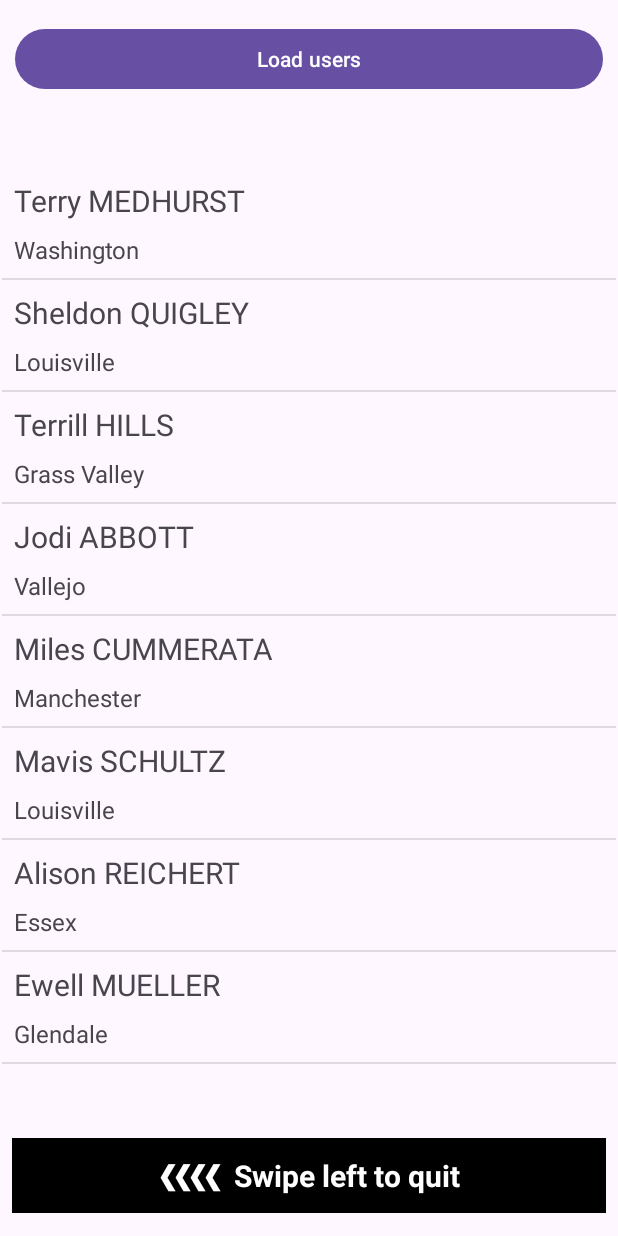
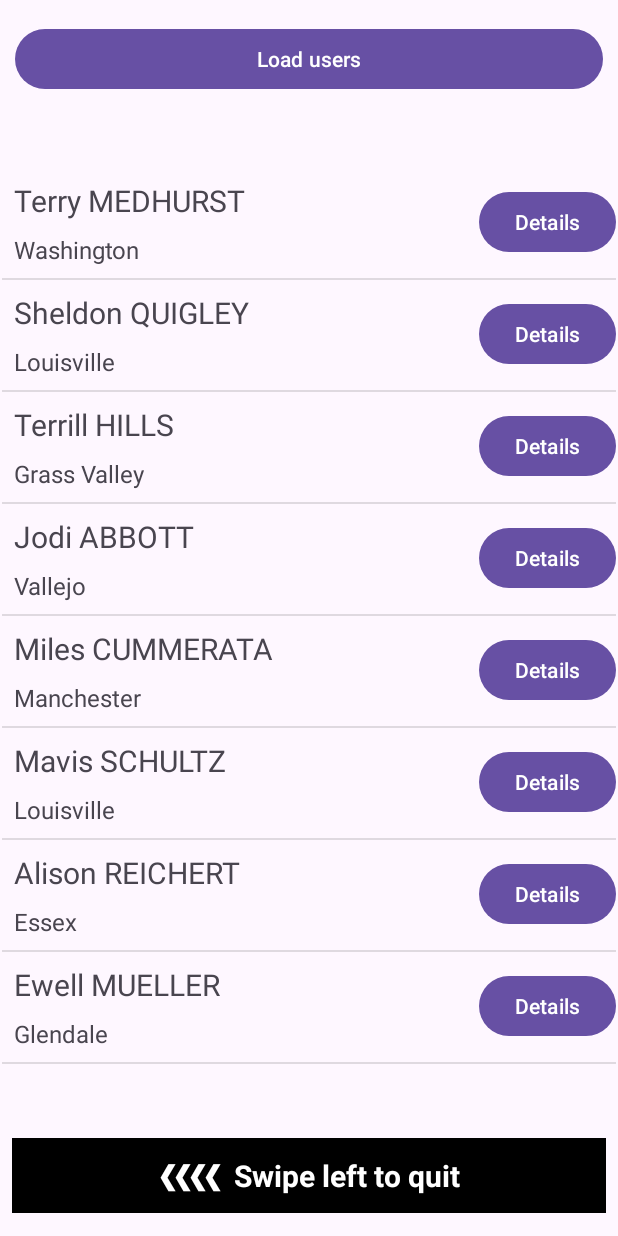
Before and after one commit to Gl0rydayz/mini_projet_01, an Android app: the screen it shows after launch (MainActivity), after a tap on "Load users", on a phone screen of 412 x 824 dp. Run offline under Robolectric (Android 15) with nearby library versions, the phone set to English and light mode, and no system bars.

Commit message:
Add Details Button - show user informations in a DialogFragment

```diff
--- a/app/src/main/java/com/example/mini_projet_01/MainActivity.java
+++ b/app/src/main/java/com/example/mini_projet_01/MainActivity.java
@@ -52,7 +52,7 @@ public class MainActivity extends AppCompatActivity implements View.OnClickListe
     @Override
     public void onClick(View view) {
         if (view == btn_loadUsers) {
-            UsersAdapter adapter = new UsersAdapter(this, getUsers());
+            UsersAdapter adapter = new UsersAdapter(this, getUsers(), getSupportFragmentManager());
 
             lv_users.setAdapter(adapter);
         }
--- a/app/src/main/java/com/example/mini_projet_01/UsersAdapter.java
+++ b/app/src/main/java/com/example/mini_projet_01/UsersAdapter.java
@@ -6,10 +6,12 @@ import android.view.MotionEvent;
 import android.view.View;
 import android.view.ViewGroup;
 import android.widget.BaseAdapter;
+import android.widget.Button;
 import android.widget.ImageView;
 import android.widget.TextView;
 
 import androidx.appcompat.app.AlertDialog;
+import androidx.fragment.app.FragmentManager;
 
 import java.util.ArrayList;
 
@@ -19,12 +21,14 @@ public class UsersAdapter extends BaseAdapter {
 
     LayoutInflater inflater;
     Context context;
+    FragmentManager fragmentManager;
 
-    public UsersAdapter(Context context, ArrayList<User> users) {
+    public UsersAdapter(Context context, ArrayList<User> users, FragmentManager fragmentManager) {
         this.users = users;
         this.context = context;
 
         inflater = LayoutInflater.from(context);
+        this.fragmentManager = fragmentManager;
     }
 
     @Override
@@ -49,6 +53,7 @@ public class UsersAdapter extends BaseAdapter {
         TextView tv_itemUsersFullName = view.findViewById(R.id.tv_itemUsersFullName);
         TextView tv_itemUsersCity = view.findViewById(R.id.tv_itemUsersCity);
         ImageView iv_itemUsersCheck = view.findViewById(R.id.iv_itemUsersCheck);
+        Button btn_itemUsersDetails = view.findViewById(R.id.btn_itemUsersDetails);
 
         tv_itemUsersFullName.setText(users.get(i).fullName());
         tv_itemUsersCity.setText(users.get(i).getCity());
@@ -80,6 +85,11 @@ public class UsersAdapter extends BaseAdapter {
             }
         });
 
+        btn_itemUsersDetails.setOnClickListener(v -> {
+            UserDetailsDialog userDetailsDialog = new UserDetailsDialog(users.get(i));
+            userDetailsDialog.show(fragmentManager, null);
+        });
+
         return view;
     }
 }
--- a/app/src/main/res/layout/item_users.xml
+++ b/app/src/main/res/layout/item_users.xml
@@ -33,11 +33,21 @@
         android:id="@+id/iv_itemUsersCheck"
         android:layout_width="50dp"
         android:layout_height="50dp"
-        android:layout_marginEnd="8dp"
+        android:layout_marginEnd="5dp"
         android:visibility="invisible"
         app:layout_constraintBottom_toBottomOf="@+id/tv_itemUsersCity"
-        app:layout_constraintEnd_toEndOf="parent"
+        app:layout_constraintEnd_toStartOf="@+id/btn_itemUsersDetails"
         app:layout_constraintTop_toTopOf="@+id/tv_itemUsersFullName"
+        app:layout_constraintVertical_bias="0.428"
         app:srcCompat="@drawable/check" />
 
+    <Button
+        android:id="@+id/btn_itemUsersDetails"
+        android:layout_width="wrap_content"
+        android:layout_height="wrap_content"
+        android:text="Details"
+        app:layout_constraintBottom_toBottomOf="@+id/iv_itemUsersCheck"
+        app:layout_constraintEnd_toEndOf="parent"
+        app:layout_constraintTop_toTopOf="@+id/iv_itemUsersCheck" />
+
 </androidx.constraintlayout.widget.ConstraintLayout>
```
Also changed, not shown: app/src/main/java/com/example/mini_projet_01/UserDetailsDialog.java (added, +49 -0 lines), app/src/main/res/layout/item_users_details.xml (added, +44 -0 lines).
